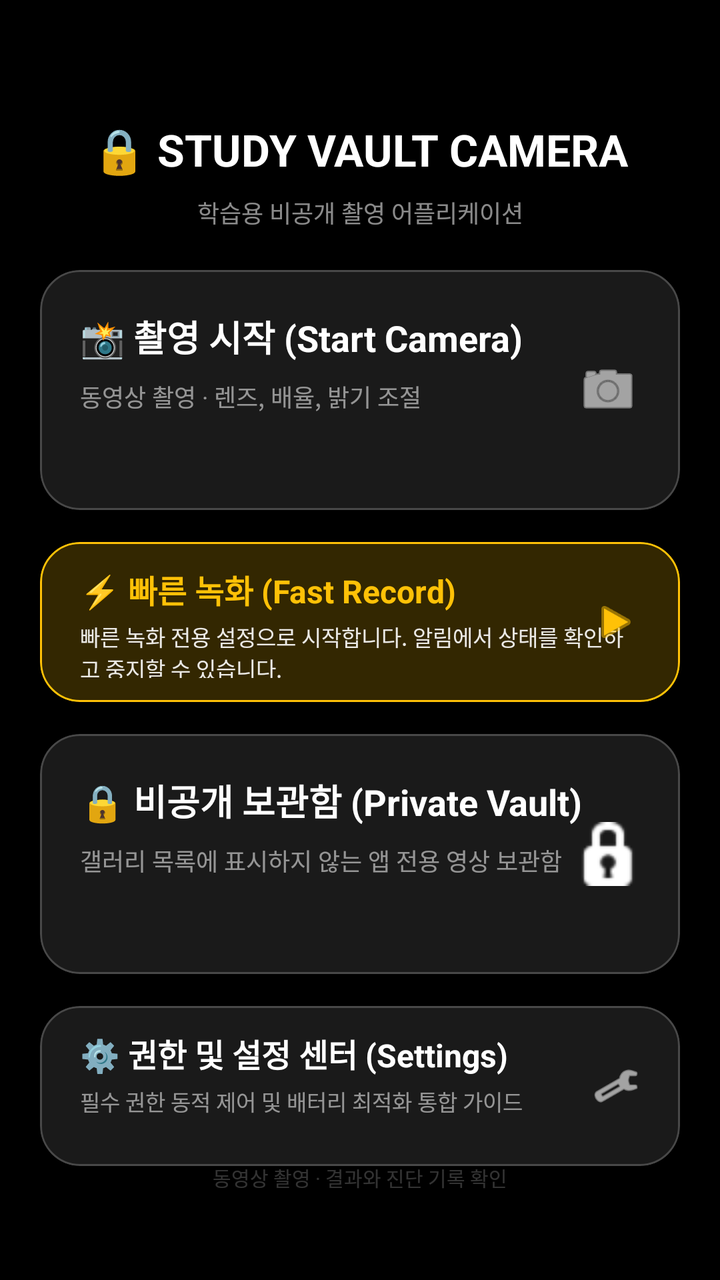
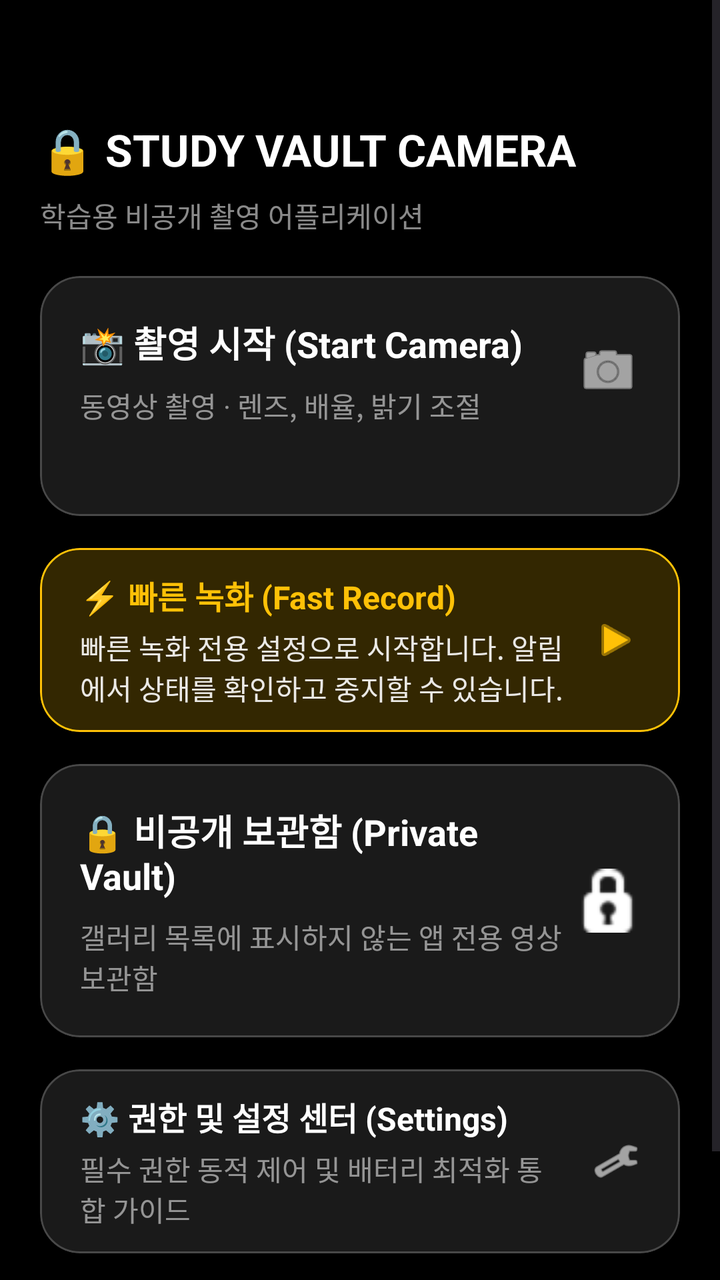

Two renders of the same Android screen: before a commit and after it. Below are the layout's source before the change and the commit's diff.
<!-- AndroidManifest.xml: application theme Theme.Camera2Study -->
<!-- res/layout/fragment_home.xml -->
<?xml version="1.0" encoding="utf-8"?>
<androidx.constraintlayout.widget.ConstraintLayout xmlns:android="http://schemas.android.com/apk/res/android"
    xmlns:app="http://schemas.android.com/apk/res-auto"
    android:layout_width="match_parent"
    android:layout_height="match_parent"
    android:background="@android:color/black"
    android:padding="20dp"
    android:fitsSystemWindows="true">

    <TextView
        android:id="@+id/txtAppTitle"
        android:layout_width="wrap_content"
        android:layout_height="wrap_content"
        android:layout_marginTop="40dp"
        android:text="🔒 STUDY VAULT CAMERA"
        android:textColor="@android:color/white"
        android:textSize="22sp"
        android:textStyle="bold"
        app:layout_constraintEnd_toEndOf="parent"
        app:layout_constraintStart_toStartOf="parent"
        app:layout_constraintTop_toTopOf="parent" />

    <TextView
        android:id="@+id/txtSubTitle"
        android:layout_width="wrap_content"
        android:layout_height="wrap_content"
        android:layout_marginTop="8dp"
        android:text="학습용 비공개 촬영 어플리케이션"
        android:textColor="#8AFFFFFF"
        android:textSize="12sp"
        app:layout_constraintEnd_toEndOf="parent"
        app:layout_constraintStart_toStartOf="parent"
        app:layout_constraintTop_toBottomOf="@id/txtAppTitle" />

    
    <com.google.android.material.card.MaterialCardView
        android:id="@+id/cardBatteryWarning"
        style="@style/Widget.Material3.CardView.Elevated"
        android:layout_width="match_parent"
        android:layout_height="wrap_content"
        android:layout_marginTop="32dp"
        app:cardBackgroundColor="#4DFF5252"
        app:cardCornerRadius="16dp"
        app:strokeColor="#FF5252"
        app:strokeWidth="1.5dp"
        android:visibility="gone"
        app:layout_constraintTop_toBottomOf="@id/txtSubTitle">

        <LinearLayout
            android:layout_width="match_parent"
            android:layout_height="wrap_content"
            android:orientation="vertical"
            android:padding="16dp">

            <TextView
                android:layout_width="wrap_content"
                android:layout_height="wrap_content"
                android:text="🔋 배터리 최적화 제한 상태"
                android:textColor="#FFFFD2D2"
                android:textSize="14sp"
                android:textStyle="bold" />

            <TextView
                android:layout_width="wrap_content"
                android:layout_height="wrap_content"
                android:layout_marginTop="4dp"
                android:text="백그라운드에서 녹화 시 오류가 발생할 수 있습니다. 정상 동작을 위해 배터리 최적화를 해제해 주세요."
                android:textColor="#E6FFFFFF"
                android:textSize="11sp" />

            <com.google.android.material.button.MaterialButton
                android:id="@+id/btnFixBattery"
                style="@style/Widget.Material3.Button.TextButton"
                android:layout_width="wrap_content"
                android:layout_height="wrap_content"
                android:layout_gravity="end"
                android:layout_marginTop="4dp"
                android:text="지금 해제하기 →"
                android:textColor="#FFFFD2D2"
                android:textSize="11sp" />
        </LinearLayout>
    </com.google.android.material.card.MaterialCardView>

    
    <com.google.android.material.card.MaterialCardView
        android:id="@+id/cardPermissionWarning"
        style="@style/Widget.Material3.CardView.Elevated"
        android:layout_width="match_parent"
        android:layout_height="wrap_content"
        android:layout_marginTop="12dp"
        app:cardBackgroundColor="#4DFFC107"
        app:cardCornerRadius="16dp"
        app:strokeColor="#FFC107"
        app:strokeWidth="1.5dp"
        android:visibility="gone"
        app:layout_constraintTop_toBottomOf="@id/cardBatteryWarning">

        <LinearLayout
            android:layout_width="match_parent"
            android:layout_height="wrap_content"
            android:orientation="vertical"
            android:padding="16dp">

            <TextView
                android:layout_width="wrap_content"
                android:layout_height="wrap_content"
                android:text="⚠️ 필수 권한 누락"
                android:textColor="#FFFFE082"
                android:textSize="14sp"
                android:textStyle="bold" />

            <TextView
                android:layout_width="wrap_content"
                android:layout_height="wrap_content"
                android:layout_marginTop="4dp"
                android:text="카메라 촬영을 위해 필수 권한(카메라, 마이크 등) 허용이 필요합니다."
                android:textColor="#E6FFFFFF"
                android:textSize="11sp" />

            <com.google.android.material.button.MaterialButton
                android:id="@+id/btnFixPermissions"
                style="@style/Widget.Material3.Button.TextButton"
                android:layout_width="wrap_content"
                android:layout_height="wrap_content"
                android:layout_gravity="end"
                android:layout_marginTop="4dp"
                android:text="권한 허용하러 가기 →"
                android:textColor="#FFFFE082"
                android:textSize="11sp" />
        </LinearLayout>
    </com.google.android.material.card.MaterialCardView>

    
    <com.google.android.material.card.MaterialCardView
        android:id="@+id/cardStartCamera"
        style="@style/Widget.Material3.CardView.Filled"
        android:layout_width="match_parent"
        android:layout_height="120dp"
        android:layout_marginTop="20dp"
        app:cardBackgroundColor="#1AFFFFFF"
        app:cardCornerRadius="20dp"
        app:strokeColor="#33FFFFFF"
        app:strokeWidth="1dp"
        app:layout_constraintTop_toBottomOf="@id/cardPermissionWarning">

        <RelativeLayout
            android:layout_width="match_parent"
            android:layout_height="match_parent"
            android:padding="20dp">

            <TextView
                android:id="@+id/lblCamera"
                android:layout_width="wrap_content"
                android:layout_height="wrap_content"
                android:text="📸 촬영 시작 (Start Camera)"
                android:textColor="@android:color/white"
                android:textSize="18sp"
                android:textStyle="bold" />

            <TextView
                android:layout_width="wrap_content"
                android:layout_height="wrap_content"
                android:layout_below="@id/lblCamera"
                android:layout_marginTop="8dp"
                android:text="동영상 촬영 · 렌즈, 배율, 밝기 조절"
                android:textColor="#8AFFFFFF"
                android:textSize="12sp" />

            <ImageView
                android:layout_width="32dp"
                android:layout_height="32dp"
                android:layout_alignParentEnd="true"
                android:layout_centerVertical="true"
                android:src="@android:drawable/ic_menu_camera"
                app:tint="@android:color/white" />
        </RelativeLayout>
    </com.google.android.material.card.MaterialCardView>

    
    <com.google.android.material.card.MaterialCardView
        android:id="@+id/cardFastRecord"
        style="@style/Widget.Material3.CardView.Filled"
        android:layout_width="match_parent"
        android:layout_height="80dp"
        android:layout_marginTop="16dp"
        app:cardBackgroundColor="#33FFC107"
        app:cardCornerRadius="20dp"
        app:strokeColor="#FFC107"
        app:strokeWidth="1dp"
        app:layout_constraintTop_toBottomOf="@id/cardStartCamera">

        <RelativeLayout
            android:layout_width="match_parent"
            android:layout_height="match_parent"
            android:paddingHorizontal="20dp"
            android:paddingVertical="12dp">

            <TextView
                android:id="@+id/lblFastRecord"
                android:layout_width="wrap_content"
                android:layout_height="wrap_content"
                android:text="⚡ 빠른 녹화 (Fast Record)"
                android:textColor="#FFC107"
                android:textSize="16sp"
                android:textStyle="bold" />

            <TextView
                android:layout_width="wrap_content"
                android:layout_height="wrap_content"
                android:layout_below="@id/lblFastRecord"
                android:layout_marginTop="4dp"
                android:text="빠른 녹화 전용 설정으로 시작합니다. 알림에서 상태를 확인하고 중지할 수 있습니다."
                android:textColor="#E6FFFFFF"
                android:textSize="11sp" />

            <ImageView
                android:layout_width="24dp"
                android:layout_height="24dp"
                android:layout_alignParentEnd="true"
                android:layout_centerVertical="true"
                android:src="@android:drawable/ic_media_play"
                app:tint="#FFC107" />
        </RelativeLayout>
    </com.google.android.material.card.MaterialCardView>

    
    <com.google.android.material.card.MaterialCardView
        android:id="@+id/cardPrivateVault"
        style="@style/Widget.Material3.CardView.Filled"
        android:layout_width="match_parent"
        android:layout_height="120dp"
        android:layout_marginTop="16dp"
        app:cardBackgroundColor="#1AFFFFFF"
        app:cardCornerRadius="20dp"
        app:strokeColor="#33FFFFFF"
        app:strokeWidth="1dp"
        app:layout_constraintTop_toBottomOf="@id/cardFastRecord">

        <RelativeLayout
            android:layout_width="match_parent"
            android:layout_height="match_parent"
            android:padding="20dp">

            <TextView
                android:id="@+id/lblVault"
                android:layout_width="wrap_content"
                android:layout_height="wrap_content"
                android:text="🔒 비공개 보관함 (Private Vault)"
                android:textColor="@android:color/white"
                android:textSize="18sp"
                android:textStyle="bold" />

            <TextView
                android:layout_width="wrap_content"
                android:layout_height="wrap_content"
                android:layout_below="@id/lblVault"
                android:layout_marginTop="8dp"
                android:text="갤러리 목록에 표시하지 않는 앱 전용 영상 보관함"
                android:textColor="#8AFFFFFF"
                android:textSize="12sp" />

            <ImageView
                android:layout_width="32dp"
                android:layout_height="32dp"
                android:layout_alignParentEnd="true"
                android:layout_centerVertical="true"
                android:src="@android:drawable/ic_secure"
                app:tint="@android:color/white" />
        </RelativeLayout>
    </com.google.android.material.card.MaterialCardView>

    
    <com.google.android.material.card.MaterialCardView
        android:id="@+id/cardSettings"
        style="@style/Widget.Material3.CardView.Filled"
        android:layout_width="match_parent"
        android:layout_height="80dp"
        android:layout_marginTop="16dp"
        app:cardBackgroundColor="#1AFFFFFF"
        app:cardCornerRadius="20dp"
        app:strokeColor="#33FFFFFF"
        app:strokeWidth="1dp"
        app:layout_constraintTop_toBottomOf="@id/cardPrivateVault">

        <RelativeLayout
            android:layout_width="match_parent"
            android:layout_height="match_parent"
            android:paddingHorizontal="20dp"
            android:paddingVertical="12dp">

            <TextView
                android:id="@+id/lblSettings"
                android:layout_width="wrap_content"
                android:layout_height="wrap_content"
                android:text="⚙️ 권한 및 설정 센터 (Settings)"
                android:textColor="@android:color/white"
                android:textSize="16sp"
                android:textStyle="bold" />

            <TextView
                android:layout_width="wrap_content"
                android:layout_height="wrap_content"
                android:layout_below="@id/lblSettings"
                android:layout_marginTop="4dp"
                android:text="필수 권한 동적 제어 및 배터리 최적화 통합 가이드"
                android:textColor="#8AFFFFFF"
                android:textSize="11sp" />

            <ImageView
                android:layout_width="24dp"
                android:layout_height="24dp"
                android:layout_alignParentEnd="true"
                android:layout_centerVertical="true"
                android:src="@android:drawable/ic_menu_preferences"
                app:tint="@android:color/white" />
        </RelativeLayout>
    </com.google.android.material.card.MaterialCardView>

    <TextView
        android:layout_width="wrap_content"
        android:layout_height="wrap_content"
        android:layout_marginBottom="24dp"
        android:text="동영상 촬영 · 결과와 진단 기록 확인"
        android:textColor="#33FFFFFF"
        android:textSize="10sp"
        app:layout_constraintBottom_toBottomOf="parent"
        app:layout_constraintEnd_toEndOf="parent"
        app:layout_constraintStart_toStartOf="parent" />

</androidx.constraintlayout.widget.ConstraintLayout>
<!-- resources referenced by this layout -->
<resources>
  <style name="Theme.Camera2Study" parent="Theme.Material3.DayNight.NoActionBar">
          <item name="android:statusBarColor" tools:targetApi="l">@android:color/black</item>
          <item name="android:navigationBarColor">@android:color/black</item>
      </style>
</resources>

<!-- the commit's change to res/layout/fragment_home.xml (unified diff, before → after) -->
@@ -1,11 +1,12 @@
 <?xml version="1.0" encoding="utf-8"?>
-<androidx.constraintlayout.widget.ConstraintLayout xmlns:android="http://schemas.android.com/apk/res/android"
+<ScrollView xmlns:android="http://schemas.android.com/apk/res/android"
     xmlns:app="http://schemas.android.com/apk/res-auto"
     android:layout_width="match_parent"
     android:layout_height="match_parent"
     android:background="@android:color/black"
-    android:padding="20dp"
+    android:fillViewport="true"
     android:fitsSystemWindows="true">
+<LinearLayout android:layout_width="match_parent" android:layout_height="wrap_content" android:orientation="vertical" android:padding="20dp">
 
     <TextView
         android:id="@+id/txtAppTitle"
@@ -15,10 +16,7 @@
         android:text="🔒 STUDY VAULT CAMERA"
         android:textColor="@android:color/white"
         android:textSize="22sp"
-        android:textStyle="bold"
-        app:layout_constraintEnd_toEndOf="parent"
-        app:layout_constraintStart_toStartOf="parent"
-        app:layout_constraintTop_toTopOf="parent" />
+        android:textStyle="bold" />
 
     <TextView
         android:id="@+id/txtSubTitle"
@@ -27,10 +25,7 @@
         android:layout_marginTop="8dp"
         android:text="학습용 비공개 촬영 어플리케이션"
         android:textColor="#8AFFFFFF"
-        android:textSize="12sp"
-        app:layout_constraintEnd_toEndOf="parent"
-        app:layout_constraintStart_toStartOf="parent"
-        app:layout_constraintTop_toBottomOf="@id/txtAppTitle" />
+        android:textSize="14sp" />
 
     
     <com.google.android.material.card.MaterialCardView
@@ -43,8 +38,7 @@
         app:cardCornerRadius="16dp"
         app:strokeColor="#FF5252"
         app:strokeWidth="1.5dp"
-        android:visibility="gone"
-        app:layout_constraintTop_toBottomOf="@id/txtSubTitle">
+        android:visibility="gone">
 
         <LinearLayout
             android:layout_width="match_parent"
@@ -53,7 +47,8 @@
             android:padding="16dp">
 
             <TextView
-                android:layout_width="wrap_content"
+                android:layout_width="match_parent"
+                android:paddingEnd="36dp"
                 android:layout_height="wrap_content"
                 android:text="🔋 배터리 최적화 제한 상태"
                 android:textColor="#FFFFD2D2"
@@ -61,23 +56,25 @@
                 android:textStyle="bold" />
 
             <TextView
-                android:layout_width="wrap_content"
+                android:layout_width="match_parent"
+                android:paddingEnd="36dp"
                 android:layout_height="wrap_content"
                 android:layout_marginTop="4dp"
                 android:text="백그라운드에서 녹화 시 오류가 발생할 수 있습니다. 정상 동작을 위해 배터리 최적화를 해제해 주세요."
                 android:textColor="#E6FFFFFF"
-                android:textSize="11sp" />
+                android:textSize="14sp" />
 
             <com.google.android.material.button.MaterialButton
                 android:id="@+id/btnFixBattery"
                 style="@style/Widget.Material3.Button.TextButton"
-                android:layout_width="wrap_content"
+                android:layout_width="match_parent"
+                android:paddingEnd="36dp"
                 android:layout_height="wrap_content"
                 android:layout_gravity="end"
                 android:layout_marginTop="4dp"
                 android:text="지금 해제하기 →"
                 android:textColor="#FFFFD2D2"
-                android:textSize="11sp" />
+                android:textSize="14sp" />
         </LinearLayout>
     </com.google.android.material.card.MaterialCardView>
 
@@ -92,8 +89,7 @@
         app:cardCornerRadius="16dp"
         app:strokeColor="#FFC107"
         app:strokeWidth="1.5dp"
-        android:visibility="gone"
-        app:layout_constraintTop_toBottomOf="@id/cardBatteryWarning">
+        android:visibility="gone">
 
         <LinearLayout
             android:layout_width="match_parent"
@@ -102,7 +98,8 @@
             android:padding="16dp">
 
             <TextView
-                android:layout_width="wrap_content"
+                android:layout_width="match_parent"
+                android:paddingEnd="36dp"
                 android:layout_height="wrap_content"
                 android:text="⚠️ 필수 권한 누락"
                 android:textColor="#FFFFE082"
@@ -110,23 +107,25 @@
                 android:textStyle="bold" />
 
             <TextView
-                android:layout_width="wrap_content"
+                android:layout_width="match_parent"
+                android:paddingEnd="36dp"
                 android:layout_height="wrap_content"
                 android:layout_marginTop="4dp"
                 android:text="카메라 촬영을 위해 필수 권한(카메라, 마이크 등) 허용이 필요합니다."
                 android:textColor="#E6FFFFFF"
-                android:textSize="11sp" />
+                android:textSize="14sp" />
 
             <com.google.android.material.button.MaterialButton
                 android:id="@+id/btnFixPermissions"
                 style="@style/Widget.Material3.Button.TextButton"
-                android:layout_width="wrap_content"
+                android:layout_width="match_parent"
+                android:paddingEnd="36dp"
                 android:layout_height="wrap_content"
                 android:layout_gravity="end"
                 android:layout_marginTop="4dp"
                 android:text="권한 허용하러 가기 →"
                 android:textColor="#FFFFE082"
-                android:textSize="11sp" />
+                android:textSize="14sp" />
         </LinearLayout>
     </com.google.android.material.card.MaterialCardView>
 
@@ -135,22 +134,22 @@
         android:id="@+id/cardStartCamera"
         style="@style/Widget.Material3.CardView.Filled"
         android:layout_width="match_parent"
-        android:layout_height="120dp"
+        android:layout_height="wrap_content" android:minHeight="120dp"
         android:layout_marginTop="20dp"
         app:cardBackgroundColor="#1AFFFFFF"
         app:cardCornerRadius="20dp"
         app:strokeColor="#33FFFFFF"
-        app:strokeWidth="1dp"
-        app:layout_constraintTop_toBottomOf="@id/cardPermissionWarning">
+        app:strokeWidth="1dp">
 
         <RelativeLayout
             android:layout_width="match_parent"
-            android:layout_height="match_parent"
+            android:layout_height="wrap_content"
             android:padding="20dp">
 
             <TextView
                 android:id="@+id/lblCamera"
-                android:layout_width="wrap_content"
+                android:layout_width="match_parent"
+                android:paddingEnd="36dp"
                 android:layout_height="wrap_content"
                 android:text="📸 촬영 시작 (Start Camera)"
                 android:textColor="@android:color/white"
@@ -158,13 +157,14 @@
                 android:textStyle="bold" />
 
             <TextView
-                android:layout_width="wrap_content"
+                android:layout_width="match_parent"
+                android:paddingEnd="36dp"
                 android:layout_height="wrap_content"
                 android:layout_below="@id/lblCamera"
                 android:layout_marginTop="8dp"
                 android:text="동영상 촬영 · 렌즈, 배율, 밝기 조절"
                 android:textColor="#8AFFFFFF"
-                android:textSize="12sp" />
+                android:textSize="14sp" />
 
             <ImageView
                 android:layout_width="32dp"
@@ -181,23 +181,23 @@
         android:id="@+id/cardFastRecord"
         style="@style/Widget.Material3.CardView.Filled"
         android:layout_width="match_parent"
-        android:layout_height="80dp"
+        android:layout_height="wrap_content" android:minHeight="80dp"
         android:layout_marginTop="16dp"
         app:cardBackgroundColor="#33FFC107"
         app:cardCornerRadius="20dp"
         app:strokeColor="#FFC107"
-        app:strokeWidth="1dp"
-        app:layout_constraintTop_toBottomOf="@id/cardStartCamera">
+        app:strokeWidth="1dp">
 
         <RelativeLayout
             android:layout_width="match_parent"
-            android:layout_height="match_parent"
+            android:layout_height="wrap_content"
             android:paddingHorizontal="20dp"
             android:paddingVertical="12dp">
 
             <TextView
                 android:id="@+id/lblFastRecord"
-                android:layout_width="wrap_content"
+                android:layout_width="match_parent"
+                android:paddingEnd="36dp"
                 android:layout_height="wrap_content"
                 android:text="⚡ 빠른 녹화 (Fast Record)"
                 android:textColor="#FFC107"
@@ -205,13 +205,14 @@
                 android:textStyle="bold" />
 
             <TextView
-                android:layout_width="wrap_content"
+                android:layout_width="match_parent"
+                android:paddingEnd="36dp"
                 android:layout_height="wrap_content"
                 android:layout_below="@id/lblFastRecord"
                 android:layout_marginTop="4dp"
                 android:text="빠른 녹화 전용 설정으로 시작합니다. 알림에서 상태를 확인하고 중지할 수 있습니다."
                 android:textColor="#E6FFFFFF"
-                android:textSize="11sp" />
+                android:textSize="14sp" />
 
             <ImageView
                 android:layout_width="24dp"
@@ -228,22 +229,22 @@
         android:id="@+id/cardPrivateVault"
         style="@style/Widget.Material3.CardView.Filled"
         android:layout_width="match_parent"
-        android:layout_height="120dp"
+        android:layout_height="wrap_content" android:minHeight="120dp"
         android:layout_marginTop="16dp"
         app:cardBackgroundColor="#1AFFFFFF"
         app:cardCornerRadius="20dp"
         app:strokeColor="#33FFFFFF"
-        app:strokeWidth="1dp"
-        app:layout_constraintTop_toBottomOf="@id/cardFastRecord">
+        app:strokeWidth="1dp">
 
         <RelativeLayout
             android:layout_width="match_parent"
-            android:layout_height="match_parent"
+            android:layout_height="wrap_content"
             android:padding="20dp">
 
             <TextView
                 android:id="@+id/lblVault"
-                android:layout_width="wrap_content"
+                android:layout_width="match_parent"
+                android:paddingEnd="36dp"
                 android:layout_height="wrap_content"
                 android:text="🔒 비공개 보관함 (Private Vault)"
                 android:textColor="@android:color/white"
@@ -251,13 +252,14 @@
                 android:textStyle="bold" />
 
             <TextView
-                android:layout_width="wrap_content"
+                android:layout_width="match_parent"
+                android:paddingEnd="36dp"
                 android:layout_height="wrap_content"
                 android:layout_below="@id/lblVault"
                 android:layout_marginTop="8dp"
                 android:text="갤러리 목록에 표시하지 않는 앱 전용 영상 보관함"
                 android:textColor="#8AFFFFFF"
-                android:textSize="12sp" />
+                android:textSize="14sp" />
 
             <ImageView
                 android:layout_width="32dp"
@@ -274,23 +276,23 @@
         android:id="@+id/cardSettings"
         style="@style/Widget.Material3.CardView.Filled"
         android:layout_width="match_parent"
-        android:layout_height="80dp"
+        android:layout_height="wrap_content" android:minHeight="80dp"
         android:layout_marginTop="16dp"
         app:cardBackgroundColor="#1AFFFFFF"
         app:cardCornerRadius="20dp"
         app:strokeColor="#33FFFFFF"
-        app:strokeWidth="1dp"
-        app:layout_constraintTop_toBottomOf="@id/cardPrivateVault">
+        app:strokeWidth="1dp">
 
         <RelativeLayout
             android:layout_width="match_parent"
-            android:layout_height="match_parent"
+            android:layout_height="wrap_content"
             android:paddingHorizontal="20dp"
             android:paddingVertical="12dp">
 
             <TextView
                 android:id="@+id/lblSettings"
-                android:layout_width="wrap_content"
+                android:layout_width="match_parent"
+                android:paddingEnd="36dp"
                 android:layout_height="wrap_content"
                 android:text="⚙️ 권한 및 설정 센터 (Settings)"
                 android:textColor="@android:color/white"
@@ -298,13 +300,14 @@
                 android:textStyle="bold" />
 
             <TextView
-                android:layout_width="wrap_content"
+                android:layout_width="match_parent"
+                android:paddingEnd="36dp"
                 android:layout_height="wrap_content"
                 android:layout_below="@id/lblSettings"
                 android:layout_marginTop="4dp"
                 android:text="필수 권한 동적 제어 및 배터리 최적화 통합 가이드"
                 android:textColor="#8AFFFFFF"
-                android:textSize="11sp" />
+                android:textSize="14sp" />
 
             <ImageView
                 android:layout_width="24dp"
@@ -319,12 +322,10 @@
     <TextView
         android:layout_width="wrap_content"
         android:layout_height="wrap_content"
-        android:layout_marginBottom="24dp"
+        android:layout_marginTop="20dp" android:layout_marginBottom="24dp"
         android:text="동영상 촬영 · 결과와 진단 기록 확인"
         android:textColor="#33FFFFFF"
-        android:textSize="10sp"
-        app:layout_constraintBottom_toBottomOf="parent"
-        app:layout_constraintEnd_toEndOf="parent"
-        app:layout_constraintStart_toStartOf="parent" />
-
-</androidx.constraintlayout.widget.ConstraintLayout>
+        android:textSize="14sp" />
+
+</LinearLayout>
+</ScrollView>
